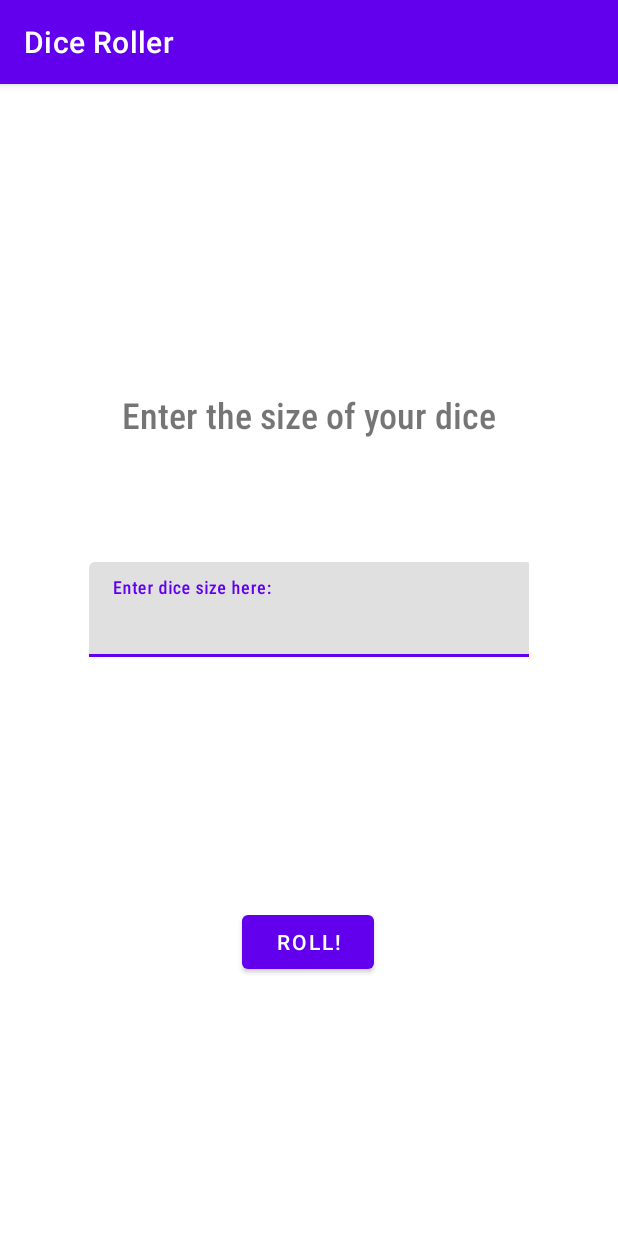
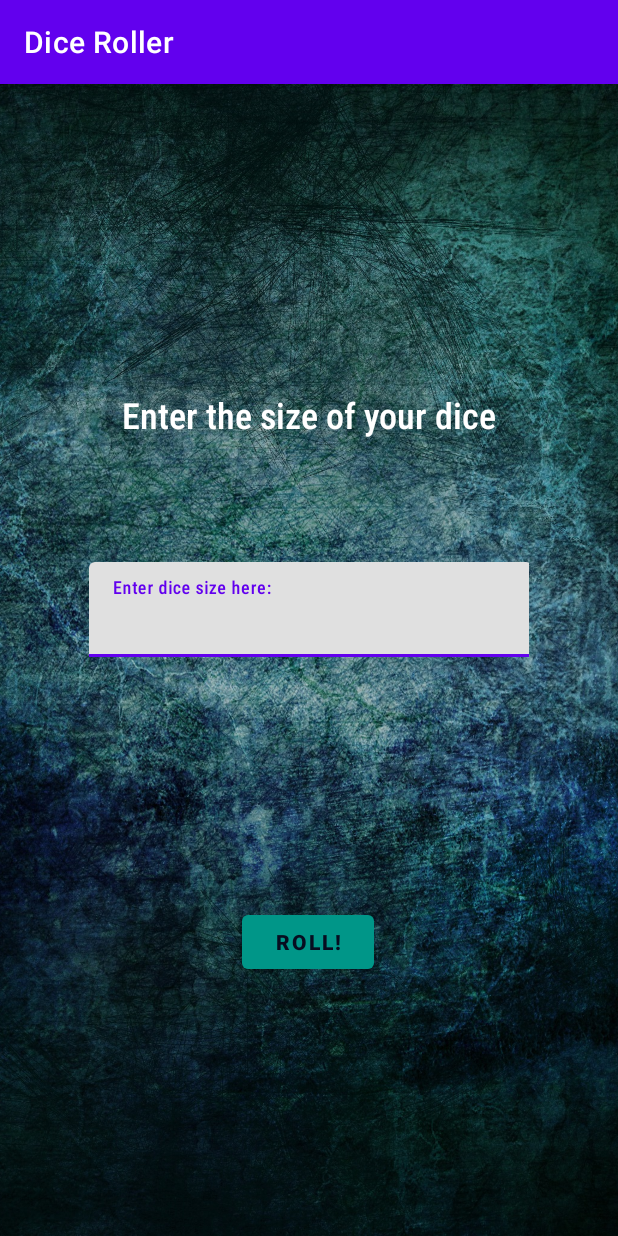
Before and after one commit to CMarconius/Android_Codelabs_DiceRoller, an Android app: the screen it shows after launch (MainActivity), on a phone screen of 412 x 824 dp. Run offline under Robolectric (Android 15) with nearby library versions, the phone set to English and light mode, and no system bars.

Commit message:
Added Background Image

```diff
--- a/app/src/main/res/layout/activity_main.xml
+++ b/app/src/main/res/layout/activity_main.xml
@@ -6,12 +6,26 @@
     android:layout_height="match_parent"
     tools:context=".MainActivity">
 
+    <ImageView
+        android:id="@+id/imageView"
+        android:layout_width="wrap_content"
+        android:layout_height="wrap_content"
+        android:background="#FFFFFF"
+        android:contentDescription="TODO"
+        android:scaleType="centerCrop"
+        app:layout_constraintStart_toStartOf="parent"
+        app:layout_constraintTop_toTopOf="parent"
+        app:srcCompat="@drawable/bck_1" />
+
     <Button
         android:id="@+id/superMegaButton4000"
         android:layout_width="wrap_content"
         android:layout_height="wrap_content"
         android:layout_marginTop="36dp"
         android:text="@string/roll"
+        android:textColor="#070D20"
+        android:textStyle="bold"
+        app:backgroundTint="#009688"
         app:layout_constraintEnd_toEndOf="@+id/superMegaDiceRollText"
         app:layout_constraintStart_toStartOf="@+id/superMegaDiceRollText"
         app:layout_constraintTop_toBottomOf="@+id/superMegaDiceRollText" />
@@ -20,6 +34,7 @@
         android:id="@+id/superMegaDiceRollText"
         android:layout_width="wrap_content"
         android:layout_height="wrap_content"
+        android:textColor="#FFFFFF"
         android:textSize="36sp"
         app:layout_constraintBottom_toBottomOf="parent"
         app:layout_constraintHorizontal_bias="0.498"
@@ -36,6 +51,7 @@
         android:layout_marginTop="204dp"
         android:fontFamily="sans-serif-condensed-medium"
         android:text="@string/enter_the_size_of_your_dice"
+        android:textColor="#FFFFFF"
         android:textSize="24sp"
         app:layout_constraintEnd_toEndOf="parent"
         app:layout_constraintStart_toStartOf="parent"
```
Also changed, not shown: app/src/main/res/drawable/bck_1.jpg (added).
